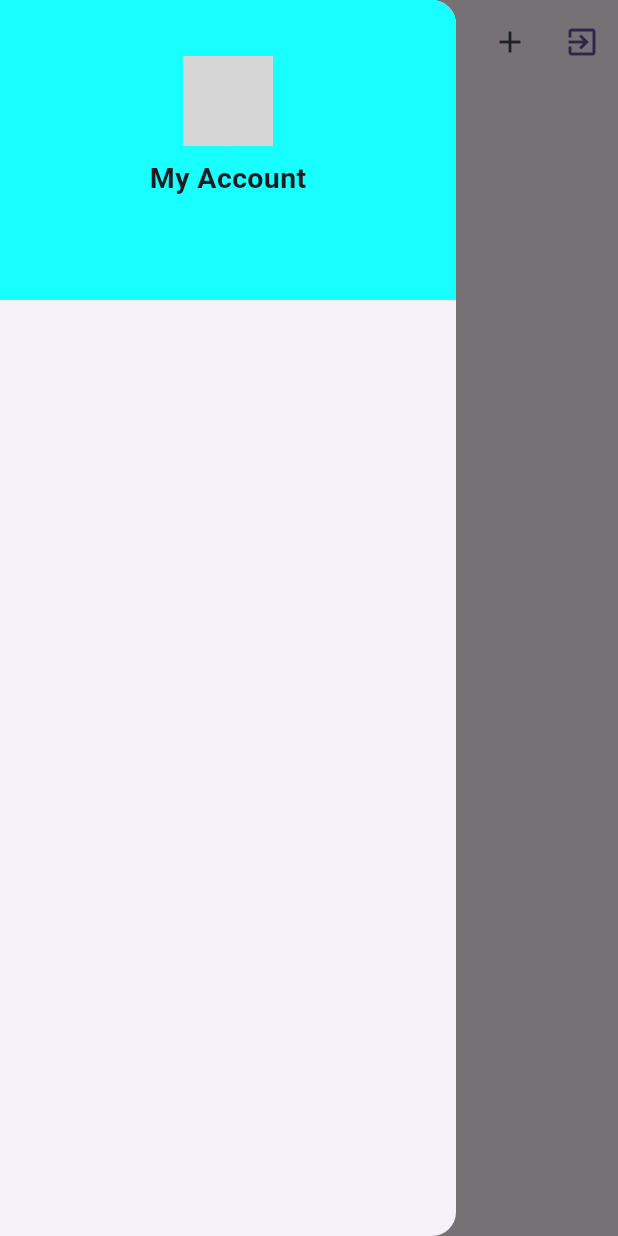
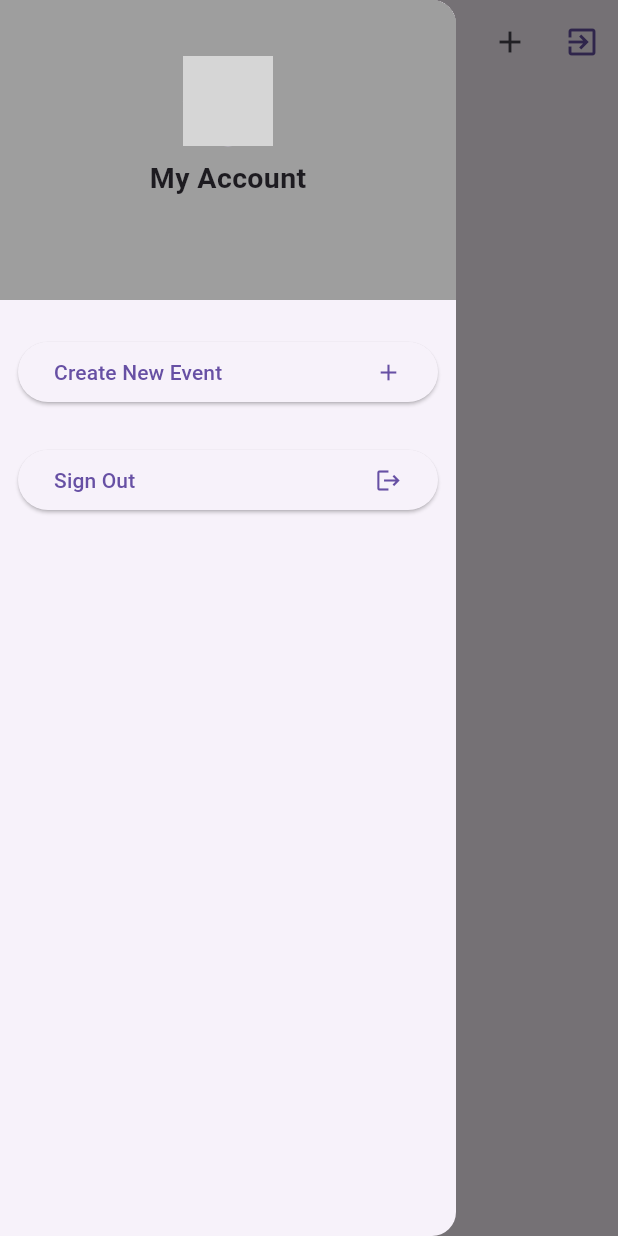
Before and after one commit to amrayman14/Events-App, a Flutter app: the screen it shows once a user with an empty profile is signed in, with the side drawer open, on a phone screen of 412 x 824 dp. Run offline on Flutter 3.47's test engine with Material 3 defaults, Android fonts, the phone set to English and light mode, and no system bars; our stand-ins replace cloud_firestore, firebase_auth, firebase_core, firebase_storage, flutter_riverpod, image_picker and 1 more; accounts and stored records are empty; network calls fail; grey boxes are pictures that could not be loaded.

Commit message:
first commit

```diff
--- a/lib/screens/auth_screen.dart
+++ b/lib/screens/auth_screen.dart
@@ -72,7 +72,9 @@ class _AuthScreenState extends ConsumerState<AuthScreen> {
   @override
   Widget build(BuildContext context) {
     return Scaffold(
-      backgroundColor: Theme.of(context).colorScheme.primary,
+      backgroundColor: ref.watch(themeModeProvider) == ThemeMode.light ?
+      Colors.amberAccent :
+          Colors.deepPurple,
       body: Center(
         child: SingleChildScrollView(
           child: Column(
--- a/lib/screens/create_event_screen.dart
+++ b/lib/screens/create_event_screen.dart
@@ -2,6 +2,7 @@ import 'package:events_app/models/event_model.dart';
 
 import 'package:cloud_firestore/cloud_firestore.dart';
 import 'package:firebase_auth/firebase_auth.dart';
+import 'package:flutter/cupertino.dart';
 import 'package:flutter/material.dart';
 
 class CreateEventScreen extends StatefulWidget {
--- a/lib/screens/home_screen.dart
+++ b/lib/screens/home_screen.dart
@@ -51,7 +51,7 @@ class HomeScreen extends ConsumerWidget {
           ),
         ],
       ),
-      drawer: MainDrawer(),
+      drawer: const MainDrawer(),
       body: StreamBuilder<QuerySnapshot>(
         stream: FirebaseFirestore.instance.collection('events').snapshots(),
         builder: (context, snapshot) {
--- a/lib/widgets/event_card.dart
+++ b/lib/widgets/event_card.dart
@@ -64,7 +64,7 @@ class _EventCardState extends State<EventCard> {
               style: const TextStyle(
                 fontSize: 18,
                 fontWeight: FontWeight.w600,
-                color: Colors.black,
+
               ),
             ),
             const SizedBox(height: 8),
@@ -73,7 +73,6 @@ class _EventCardState extends State<EventCard> {
               style: const TextStyle(
                 fontSize: 18,
                 fontWeight: FontWeight.w600,
-                color: Colors.black,
               ),
             ),
             const SizedBox(height: 8),
@@ -82,7 +81,6 @@ class _EventCardState extends State<EventCard> {
               style: const TextStyle(
                 fontSize: 18,
                 fontWeight: FontWeight.w600,
-                color: Colors.black,
               ),
             ),
             const SizedBox(height: 8),
@@ -95,7 +93,6 @@ class _EventCardState extends State<EventCard> {
                     style: const TextStyle(
                       fontSize: 18,
                       fontWeight: FontWeight.w600,
-                      color: Colors.black,
                     ),
                   ),
                 ),
--- a/lib/widgets/main_drawer.dart
+++ b/lib/widgets/main_drawer.dart
@@ -1,15 +1,19 @@
 import 'package:cloud_firestore/cloud_firestore.dart';
 import 'package:firebase_auth/firebase_auth.dart';
 import 'package:flutter/material.dart';
+import 'package:flutter_riverpod/flutter_riverpod.dart';
 
-class MainDrawer extends StatefulWidget {
-  MainDrawer({super.key});
+import '../provider/theme_provider.dart';
+import '../screens/create_event_screen.dart';
+
+class MainDrawer extends ConsumerStatefulWidget {
+  const MainDrawer({super.key});
 
   @override
-  State<MainDrawer> createState() => _MainDrawerState();
+  ConsumerState<MainDrawer> createState() => _MainDrawerState();
 }
 
-class _MainDrawerState extends State<MainDrawer> {
+class _MainDrawerState extends ConsumerState<MainDrawer> {
   final FirebaseFirestore _firestore = FirebaseFirestore.instance;
   final _firebaseAuth = FirebaseAuth.instance.currentUser?.uid;
   String imageUrl = '';
@@ -43,7 +47,8 @@ class _MainDrawerState extends State<MainDrawer> {
             width: double.infinity,
             height: 200,
             padding: const EdgeInsets.all(24),
-            color: Colors.cyanAccent,
+            color: ref.watch(themeModeProvider) == ThemeMode.light ?
+            Colors.grey : Colors.purple,
             child: Column(
               mainAxisAlignment: MainAxisAlignment.center,
               crossAxisAlignment: CrossAxisAlignment.center,
@@ -65,7 +70,7 @@ class _MainDrawerState extends State<MainDrawer> {
                 const SizedBox(
                   height: 6,
                 ),
-                 Text(
+                Text(
                   emailAddress,
                   style: const TextStyle(
                     fontWeight: FontWeight.bold,
@@ -75,8 +80,45 @@ class _MainDrawerState extends State<MainDrawer> {
               ],
             ),
           ),
-          const SizedBox(height: 12,),
-
+          const SizedBox(
+            height: 12,
+          ),
+          Padding(
+            padding: const EdgeInsets.all(12.0),
+            child: ElevatedButton(
+              onPressed: () {
+                Navigator.of(context).push(
+                  MaterialPageRoute(
+                    builder: (ctx) => const CreateEventScreen(
+                      isUpdating: false,
+                    ),
+                  ),
+                );
+              },
+              child: const Row(
+                mainAxisAlignment: MainAxisAlignment.spaceBetween,
+                children: [
+                  Text('Create New Event  ',),
+                  Icon(Icons.add),
+                ],
+              ),
+            ),
+          ),
+          Padding(
+            padding: const EdgeInsets.all(12.0),
+            child: ElevatedButton(
+              onPressed: () {
+                FirebaseAuth.instance.signOut();
+              },
+              child: const Row(
+                mainAxisAlignment: MainAxisAlignment.spaceBetween,
+                children: [
+                  Text('Sign Out  ',),
+                  Icon(Icons.logout),
+                ],
+              ),
+            ),
+          ),
         ],
       ),
     );
```
